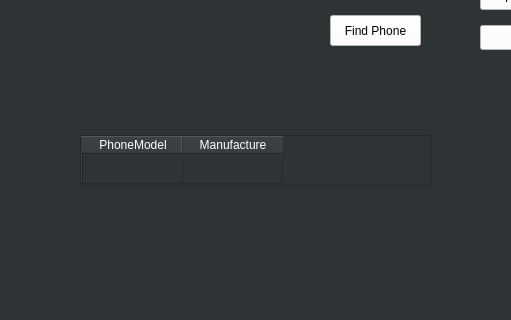
This is PhoneModelPage.ui in JohnCMeyer/PhoneFinder as Qt 5 draws it before an edit; both pictures show x 240 to 751 and y 285 to 605 of the 1000 by 800 pixel window. The edited form follows.
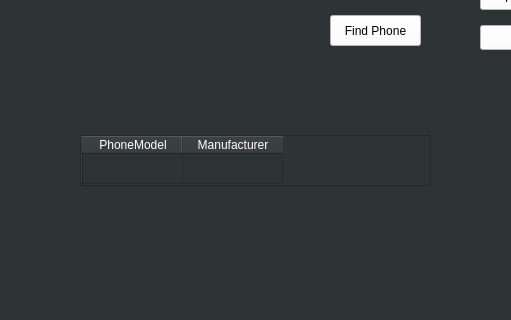
This is the edited form.

```diff
--- a/PhoneModelPage.ui
+++ b/PhoneModelPage.ui
@@ -95,7 +95,7 @@
    </column>
    <column>
     <property name="text">
-     <string>Manufacture</string>
+     <string>Manufacturer</string>
     </property>
    </column>
   </widget>
```
